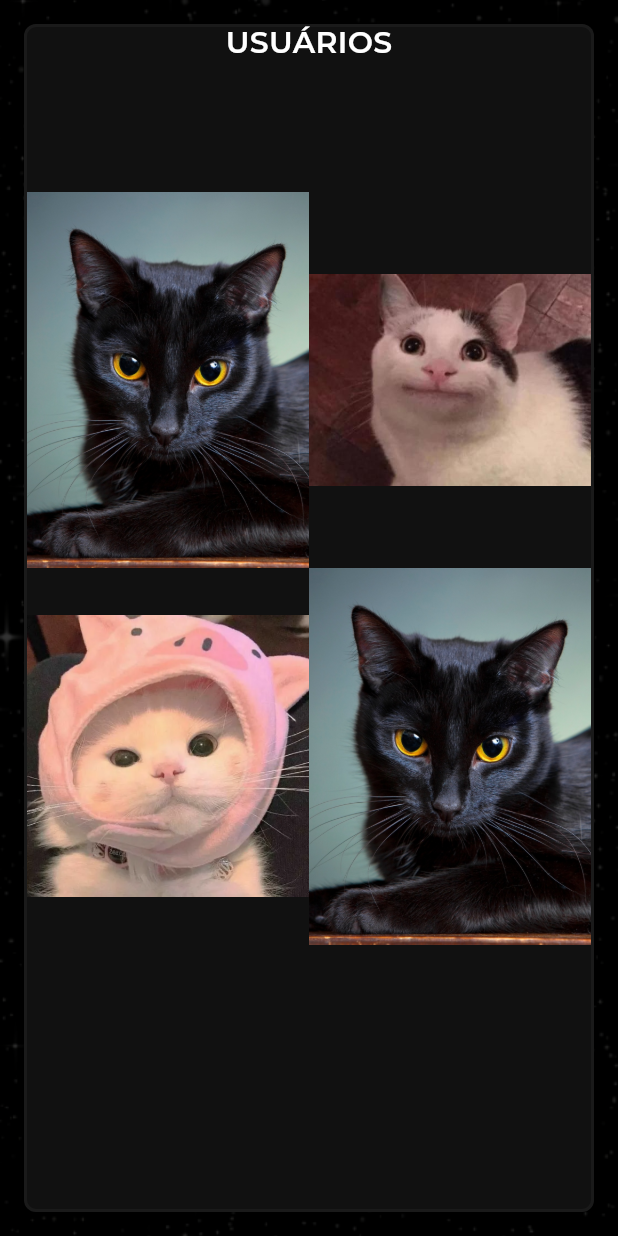
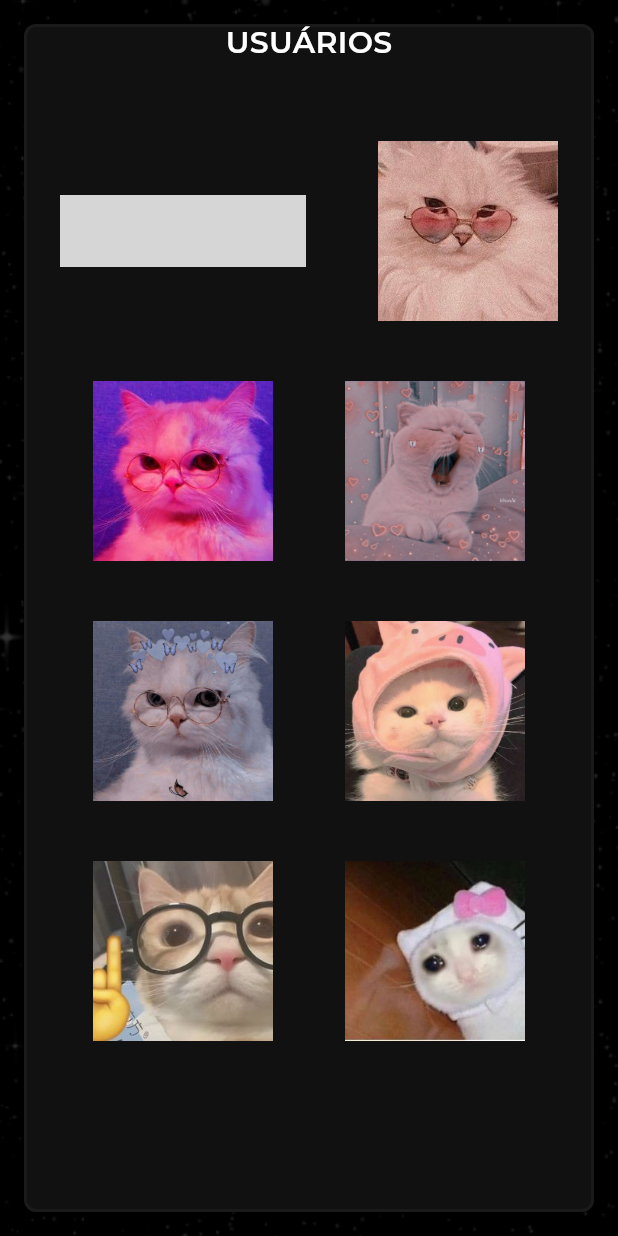
Before and after one commit to Draak18/mimusic, a Flutter app: the screen it shows after launch, on a phone screen of 412 x 824 dp. Run offline on Flutter 3.47's test engine with Material 3 defaults, Android fonts, the phone set to English and light mode, and no system bars; our stand-ins replace google_fonts; statements that could not run were skipped; grey boxes are pictures that could not be loaded.

Commit message:
mudanças gabi

```diff
--- a/lib/pages/usuarios.dart
+++ b/lib/pages/usuarios.dart
@@ -35,7 +35,7 @@ class UsuariosState extends State<Usuarios> {
             height: 1,
           ),
         ),
-        const SizedBox(height: 90),
+        const SizedBox(height: 56),
         Row(
           mainAxisSize: MainAxisSize.min, // Adicione essa linha
           children: [
@@ -44,32 +44,99 @@ class UsuariosState extends State<Usuarios> {
               child: Image.asset(
                 "assets/images/gato1.jpg",
                 fit: BoxFit.cover,
+                height: 120,
+                width: 120,
+                text
               ),
+
+
+
             ),
+            SizedBox(width: 48 ),
             Flexible(
               // Use Flexible em vez de definir uma largura fixa
               child: Image.asset(
-                "assets/images/gato2.webp",
+                "assets/images/gato2.jpg",
                 fit: BoxFit.cover,
+                height: 120,
+                width: 120,
+
               ),
+
             ),
           ],
         ),
+        SizedBox(height: 40),
         Row(
           mainAxisSize: MainAxisSize.min, // Adicione essa linha
           children: [
             Flexible(
               // Use Flexible em vez de definir uma largura fixa
               child: Image.asset(
-                "assets/images/gato3.webp",
+                "assets/images/gato3.jpg",
                 fit: BoxFit.cover,
+                height: 120,
+                width: 120,
               ),
             ),
+            SizedBox(width: 48),
             Flexible(
               // Use Flexible em vez de definir uma largura fixa
               child: Image.asset(
-                "assets/images/gato1.jpg",
+                "assets/images/gato4.jpg",
                 fit: BoxFit.cover,
+                height: 120,
+                width: 120,
+              ),
+            ),
+          ],
+        ),
+        SizedBox(height: 40),
+        Row(
+          mainAxisSize: MainAxisSize.min, // Adicione essa linha
+          children: [
+            Flexible(
+              // Use Flexible em vez de definir uma largura fixa
+              child: Image.asset(
+                "assets/images/gato5.jpg",
+                fit: BoxFit.cover,
+                height: 120,
+                width: 120,
+              ),
+            ),
+            SizedBox(width: 48),
+            Flexible(
+              // Use Flexible em vez de definir uma largura fixa
+              child: Image.asset(
+                "assets/images/gato6.jpg",
+                fit: BoxFit.cover,
+                height: 120,
+                width: 120,
+              ),
+            ),
+          ],
+        ),
+        SizedBox(height: 40),
+        Row(
+          mainAxisSize: MainAxisSize.min, // Adicione essa linha
+          children: [
+            Flexible(
+              // Use Flexible em vez de definir uma largura fixa
+              child: Image.asset(
+                "assets/images/gato7.jpg",
+                fit: BoxFit.cover,
+                height: 120,
+                width: 120,
+              ),
+            ),
+            SizedBox(width: 48),
+            Flexible(
+              // Use Flexible em vez de definir uma largura fixa
+              child: Image.asset(
+                "assets/images/gato8.jpg",
+                fit: BoxFit.cover,
+                height: 120,
+                width: 120,
               ),
             ),
           ],
```
Also changed, not shown: assets/images/gato1.jpg, assets/images/gato2.jpg (added), assets/images/gato2.webp (deleted), assets/images/gato3.jpg (added), assets/images/gato3.webp (deleted), assets/images/gato4.jpg (added), assets/images/gato5.jpg (added), assets/images/gato6.jpg (added), assets/images/gato7.jpg (added), assets/images/gato8.jpg (added).
